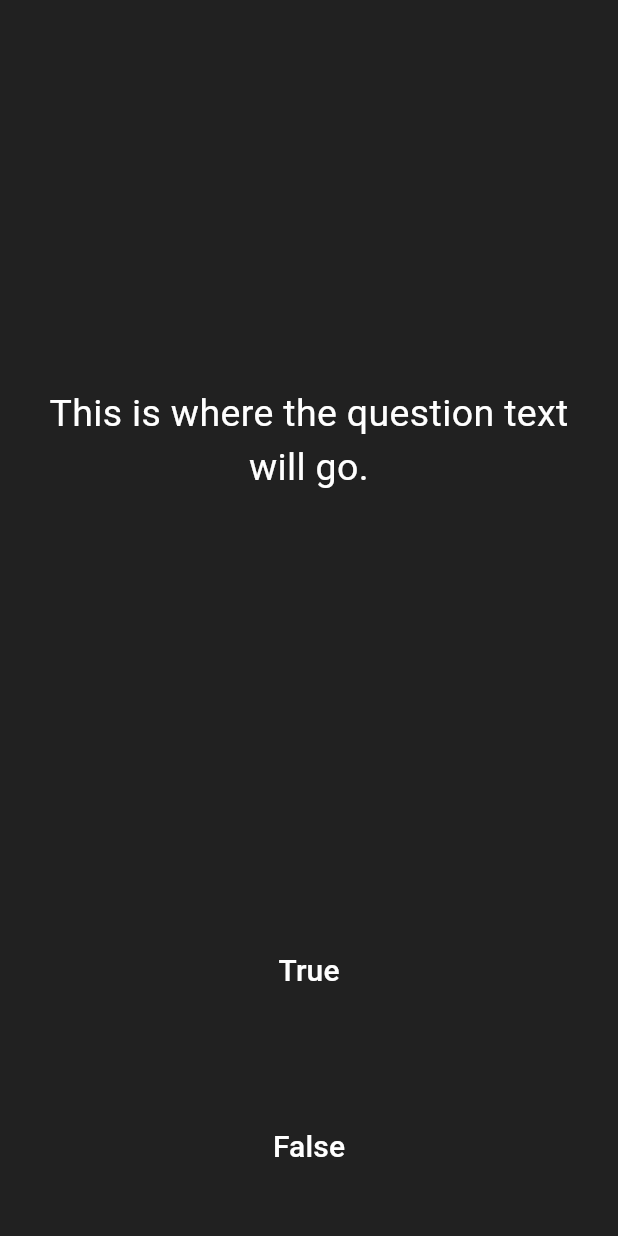
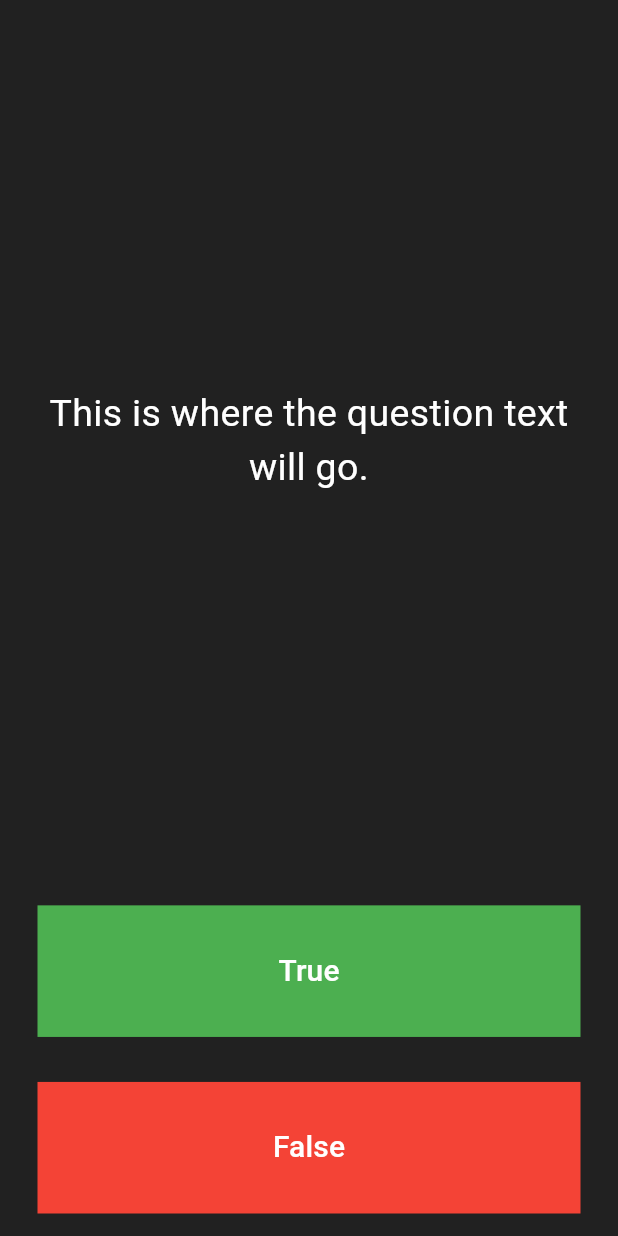
Before and after one commit to zhuikovda/quizzler, a Flutter app: the screen it shows after launch, on a phone screen of 412 x 824 dp. Run offline on Flutter 3.47's test engine with Material 3 defaults, Android fonts, the phone set to English and light mode, and no system bars.

Commit message:
init: L87

```diff
--- a/lib/main.dart
+++ b/lib/main.dart
@@ -1,14 +1,16 @@
 import 'package:flutter/material.dart';
 
-void main() => runApp(Quizzler());
+void main() => runApp(const Quizzler());
 
 class Quizzler extends StatelessWidget {
+  const Quizzler({super.key});
+
   @override
   Widget build(BuildContext context) {
     return MaterialApp(
       home: Scaffold(
         backgroundColor: Colors.grey.shade900,
-        body: SafeArea(
+        body: const SafeArea(
           child: Padding(
             padding: EdgeInsets.symmetric(horizontal: 10.0),
             child: QuizPage(),
@@ -20,8 +22,10 @@ class Quizzler extends StatelessWidget {
 }
 
 class QuizPage extends StatefulWidget {
+  const QuizPage({super.key});
+
   @override
-  _QuizPageState createState() => _QuizPageState();
+  State<QuizPage> createState() => _QuizPageState();
 }
 
 class _QuizPageState extends State<QuizPage> {
@@ -31,7 +35,7 @@ class _QuizPageState extends State<QuizPage> {
       mainAxisAlignment: MainAxisAlignment.spaceBetween,
       crossAxisAlignment: CrossAxisAlignment.stretch,
       children: <Widget>[
-        Expanded(
+        const Expanded(
           flex: 5,
           child: Padding(
             padding: EdgeInsets.all(10.0),
@@ -49,9 +53,13 @@ class _QuizPageState extends State<QuizPage> {
         ),
         Expanded(
           child: Padding(
-            padding: EdgeInsets.all(15.0),
+            padding: const EdgeInsets.all(15.0),
+            child: Container(
+              decoration: BoxDecoration(
+                color: Colors.green,
+              ),
               child: TextButton(
-              child: Text(
+                child: const Text(
                   'True',
                   style: TextStyle(
                     color: Colors.white,
@@ -64,11 +72,16 @@ class _QuizPageState extends State<QuizPage> {
               ),
             ),
           ),
+        ),
         Expanded(
           child: Padding(
-            padding: EdgeInsets.all(15.0),
+            padding: const EdgeInsets.all(15.0),
+            child: Container(
+              decoration: BoxDecoration(
+                color: Colors.red,
+              ),
               child: TextButton(
-              child: Text(
+                child: const Text(
                   'False',
                   style: TextStyle(
                     fontSize: 20.0,
@@ -78,6 +91,7 @@ class _QuizPageState extends State<QuizPage> {
                 onPressed: () {
                   //The user picked false.
                 },
+              ),
             ),
           ),
         ),
```
Lines whose indentation alone changed are shown as unchanged.
